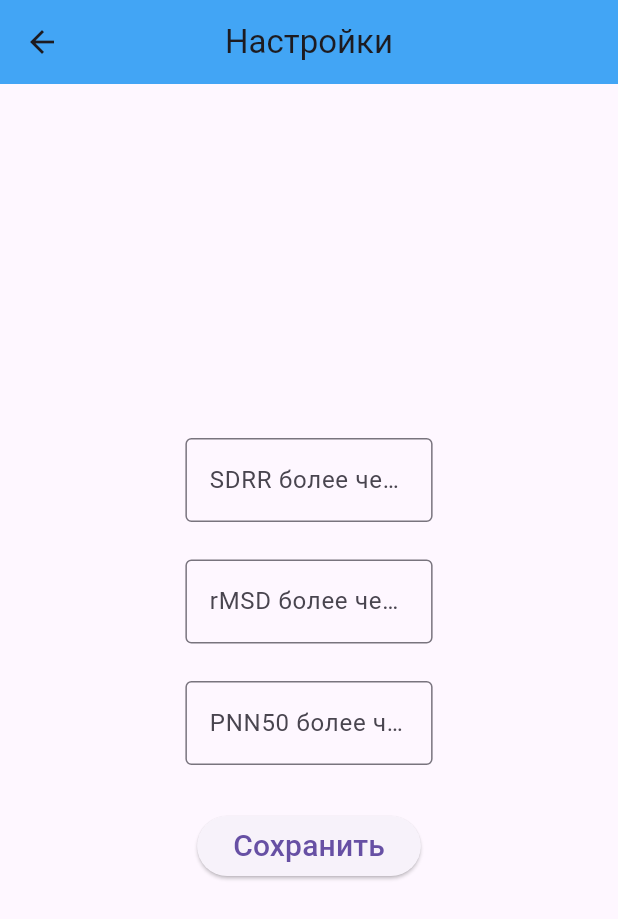
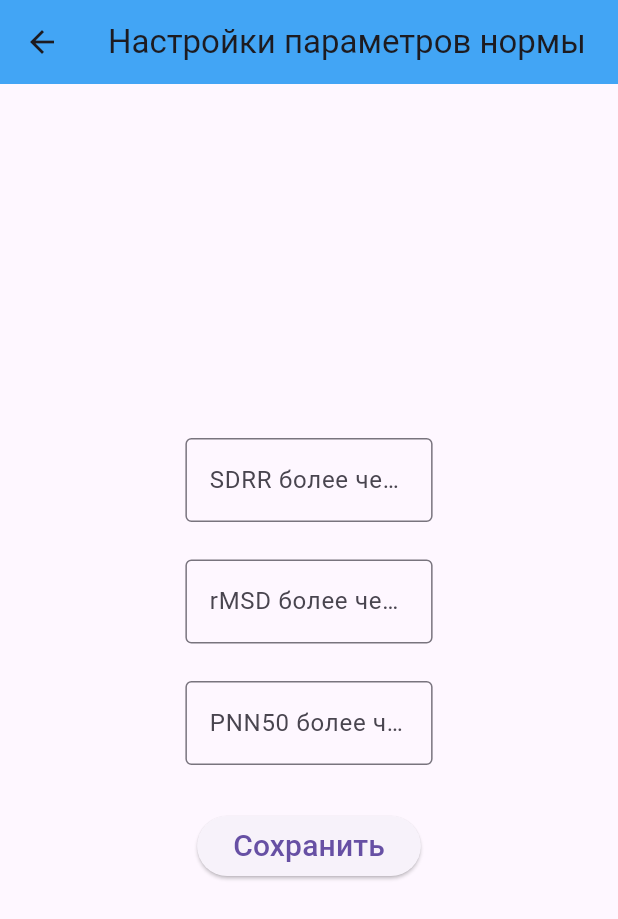
Before and after one commit to Norragami/Cardiovascular-activity-client, a Flutter app: the SettingsScreen screen opened directly, on a phone screen of 412 x 824 dp. Shown: the top 919 px of the screen. Run offline on Flutter 3.47's test engine with Material 3 defaults, Android fonts, the phone set to English and light mode, and no system bars; drawn by our look-alikes of reactive_forms; our stand-ins replace bloc, dio, fl_chart, flutter_bloc, freezed_annotation, get_it and 2 more; missing offline and left inert: window_manager; accounts and stored records are empty; network calls fail.

Commit message:
renamed settings screen title

```diff
--- a/lib/presentation/settings_screen/pages/settings_screen.dart
+++ b/lib/presentation/settings_screen/pages/settings_screen.dart
@@ -13,7 +13,7 @@ class SettingsScreen extends StatelessWidget {
     settingsCubit.loadSettings();
     return Scaffold(
     appBar: AppBar(
-        title: const Text('Настройки'),
+        title: const Text('Настройки параметров нормы'),
         centerTitle: true,
         backgroundColor: Colors.blue.shade400,
       ),
```
